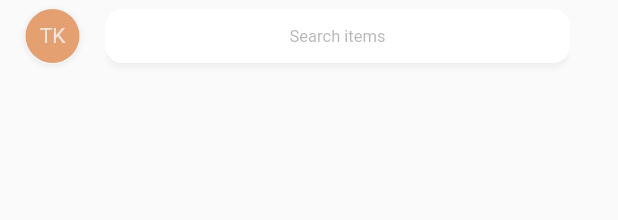
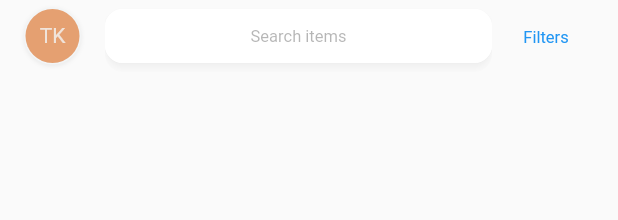
Before and after one commit to talhakerpicci/house-of-auctions-flutter, a Flutter app: the SearchAppbarWidget widget shown alone on an empty page, opened directly, on a phone screen of 412 x 824 dp. Shown: the top 220 px of the screen. Run offline on Flutter 3.47's test engine with Material 2 defaults, Android fonts, the phone set to English and light mode, and no system bars; our stand-ins replace another_flushbar, auto_route, cached_network_image, connectivity_plus, convex_bottom_bar, dio and 13 more; missing offline and left inert: fresh_dio; accounts and stored records are empty; generated files the repository leaves out were written again; network calls fail; statements that could not run were skipped; project files that could hold a hidden picture were left out.

Commit message:
Added filters button

```diff
--- a/lib/presentation/widgets/core/search_app_bar_widget.dart
+++ b/lib/presentation/widgets/core/search_app_bar_widget.dart
@@ -41,7 +41,11 @@ class SearchAppbarWidget extends StatelessWidget with PreferredSizeWidget {
                 ),
               ),
             ),
-            const SizedBox(width: 16),
+            const SizedBox(width: 4),
+            TextButton(
+              onPressed: () {},
+              child: const Text('Filters'),
+            ),
           ],
         ),
       ),
```
